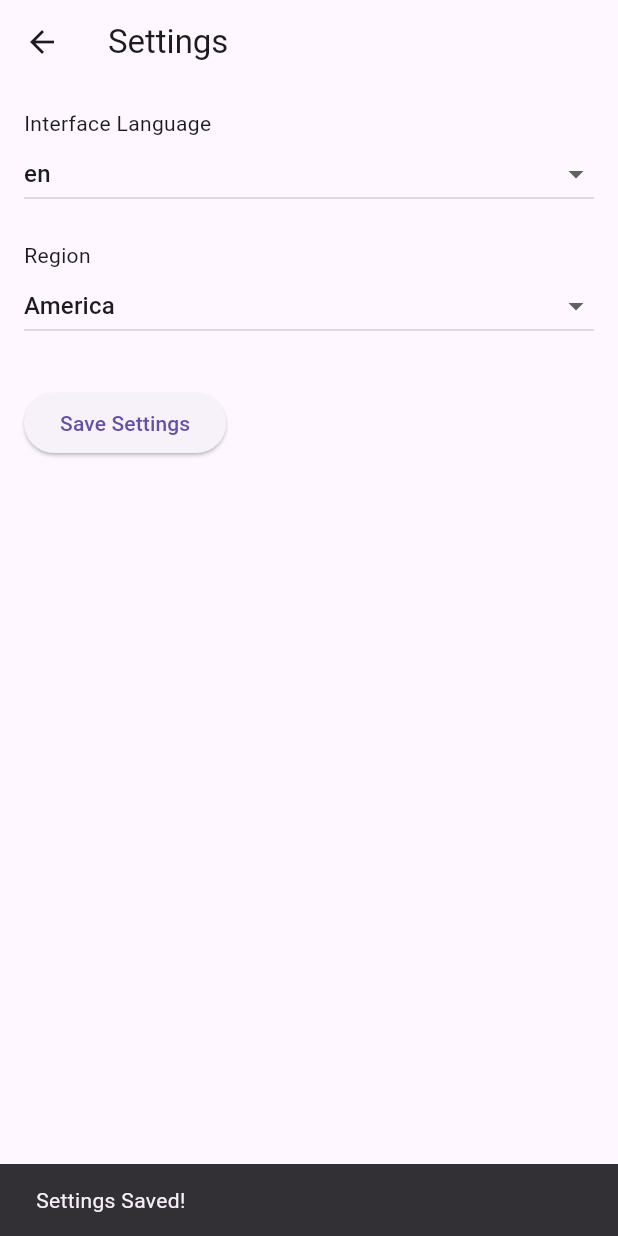
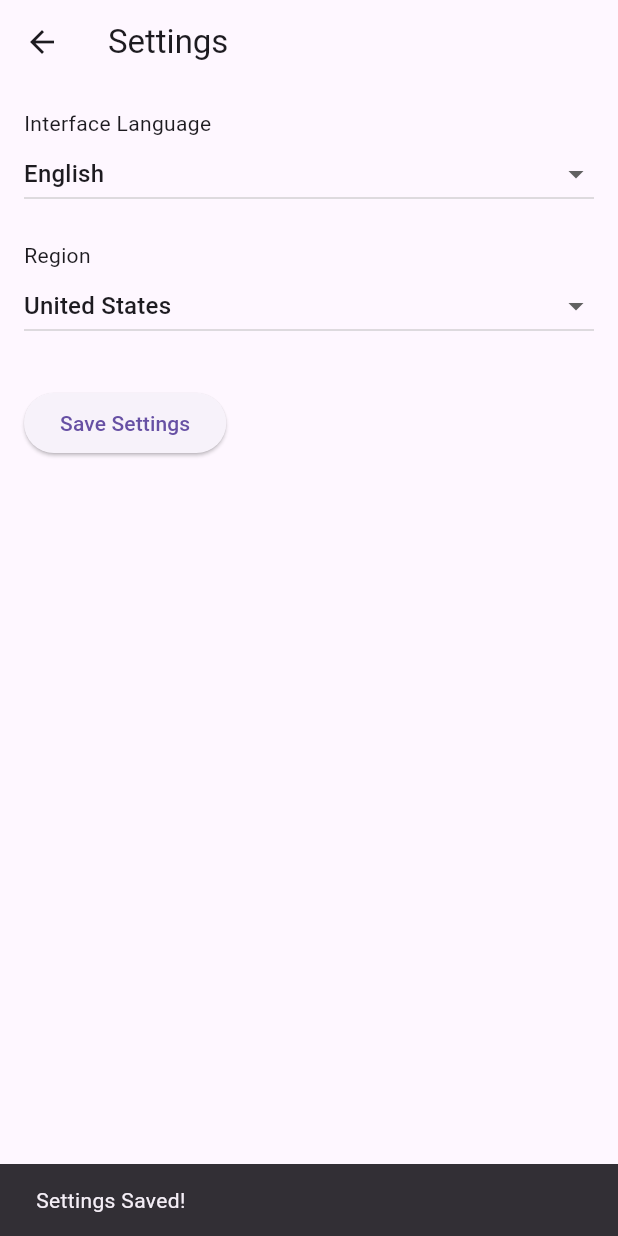
Before and after one commit to JustAnyones/obfusca-extension, a Flutter app: the SettingsPage screen opened directly, after a tap on "Save Settings", on a phone screen of 412 x 824 dp. Run offline on Flutter 3.47's test engine with Material 3 defaults, Android fonts, the phone set to English and light mode, and no system bars; our stand-ins replace shared_preferences; missing offline and left inert: dart:js_interop; accounts and stored records are empty; generated files the repository leaves out were written again.

Commit message:
Split some files, localize language and region options

```diff
--- a/lib/l10n/app_en.arb
+++ b/lib/l10n/app_en.arb
@@ -11,13 +11,28 @@
   "@settings_title": {
     "description": "Settings page name"
   },
+
   "setting_locale_title": "Interface Language",
   "@setting_locale_title": {
     "description": "Title for the language option"
   },
   "setting_locale_hint": "Choose Interface Language",
+  "setting_locale_option": "{code, select, en{English} lt{Lithuanian} other{{code}}}",
+  "@setting_locale_option": {
+    "placeholders": {
+      "code": {"type": "String"}
+    }
+  },
+
   "setting_region_title": "Region",
   "setting_region_hint": "Choose Region",
+  "setting_region_option": "{code, select, us{United States} lt{Lithuania} other{{code}}}",
+  "@setting_region_option": {
+    "placeholders": {
+      "code": {"type": "String"}
+    }
+  },
+
   "settings_save_button": "Save Settings",
   "settings_saved_popup": "Settings Saved!",
 
--- a/lib/main.dart
+++ b/lib/main.dart
@@ -1,12 +1,14 @@
-import 'package:browser_extension/settings.dart';
 import 'package:flutter/material.dart';
 import 'package:provider/provider.dart';
-import 'utils/name_generator.dart';
-import 'utils/read_csv.dart';
-import 'web/interop.dart';
 import 'package:flutter_localizations/flutter_localizations.dart';
 import 'package:flutter_gen/gen_l10n/app_localizations.dart';
 import 'utils/Saver/saver.dart';
+
+import 'package:browser_extension/providers/settings.dart';
+import 'package:browser_extension/utils/name_generator.dart';
+import 'package:browser_extension/utils/read_csv.dart';
+import 'package:browser_extension/web/interop.dart';
+import 'package:browser_extension/widgets/settings.dart';
 
 void main() async {
   await SettingProvider().initialize();
@@ -83,7 +85,7 @@ class _NameGeneratorScreenState extends State<NameGeneratorScreen> {
     String namesFilePath;
     String surnamesFilePath;
 
-    if (SettingProvider.getInstance().region == 'America') {
+    if (SettingProvider.getInstance().region == 'us') {
       namesFilePath = 'assets/EngNames.csv';
       surnamesFilePath = 'assets/EngSur.csv';
     } else {
--- /dev/null
+++ b/lib/providers/settings.dart
@@ -0,0 +1,60 @@
+import 'package:flutter/material.dart';
+import 'package:shared_preferences/shared_preferences.dart';
+
+// TODO: switch to string enums
+List<String> locales = ['en', 'lt'];
+List<String> regions = ['us', 'lt'];
+
+class SettingProvider extends ChangeNotifier {
+  static const String _keyLocale = 'locale';
+  static const String _keyRegion = 'region';
+
+  static final SettingProvider _instance = SettingProvider._internal();
+  static SharedPreferences? _prefs;
+
+  // Private constructor
+  SettingProvider._internal() {
+    // print("Singleton Instance Created");
+  }
+
+  factory SettingProvider() {
+    return _instance;
+  }
+
+  // Locale
+  String _locale = locales[0];
+  Locale get locale => Locale(_locale);
+  String get localeAsString => _locale;
+
+  // Region
+  String _region = regions[0];
+  String get region => _region;
+
+  static SettingProvider getInstance() {
+    return _instance;
+  }
+
+  Future<void> initialize() async {
+    _prefs = await SharedPreferences.getInstance();
+
+    _locale = await getString(_keyLocale, locales[0]);
+    _region = await getString(_keyRegion, regions[0]);
+  }
+
+  Future<void> setLocale(String value) async {
+    await _prefs!.setString(_keyLocale, value);
+    _locale = value;
+    notifyListeners();
+  }
+
+  Future<void> setRegion(String value) async {
+    await _prefs!.setString(_keyRegion, value);
+    _region = value;
+    notifyListeners();
+  }
+
+  Future<String> getString(String key, String defaultValue) async {
+    SharedPreferences prefs = await SharedPreferences.getInstance();
+    return prefs.getString(key) ?? defaultValue;
+  }
+}
--- a/lib/settings.dart
+++ b/lib/widgets/settings.dart
@@ -1,75 +1,16 @@
 import 'package:flutter/material.dart';
-import 'package:shared_preferences/shared_preferences.dart';
 import 'package:flutter_gen/gen_l10n/app_localizations.dart';
 
-enum Language { English, Lithuanian }
+import 'package:browser_extension/providers/settings.dart';
 
-enum Region { America, Lithuania }
+class SettingsPage extends StatefulWidget {
+  const SettingsPage({super.key});
 
-List<String> languages = ['English', 'Lithuanian'];
-List<String> locales = ['en', 'lt'];
-List<String> regions = ['America', 'Lithuania'];
-
-class SettingProvider extends ChangeNotifier {
-  static const String _KEY_LOCALE = 'locale';
-  static const String _KEY_REGION = 'region';
-
-  static final SettingProvider _instance = SettingProvider._internal();
-  static SharedPreferences? _prefs;
-
-  // Private constructor
-  SettingProvider._internal() {
-    print("Singleton Instance Created");
-  }
-
-  factory SettingProvider() {
-    return _instance;
-  }
-
-  // Locale
-  String _locale = locales[0];
-  Locale get locale => Locale(_locale);
-  String get localeAsString => _locale;
-
-  // Region
-  String _region = regions[0];
-  String get region => _region;
-
-  static SettingProvider getInstance() {
-    return _instance;
-  }
-
-  Future<void> initialize() async {
-    _prefs = await SharedPreferences.getInstance();
-
-    _locale = await getString(_KEY_LOCALE, locales[0]);
-    _region = await getString(_KEY_REGION, regions[0]);
-  }
-
-  Future<void> setLocale(String value) async {
-    await _prefs!.setString(_KEY_LOCALE, value);
-    _locale = value;
-    notifyListeners();
-  }
-
-  Future<void> setRegion(String value) async {
-    await _prefs!.setString(_KEY_REGION, value);
-    _region = value;
-    notifyListeners();
-  }
-
-  Future<String> getString(String key, String defaultValue) async {
-    SharedPreferences prefs = await SharedPreferences.getInstance();
-    return prefs.getString(key) ?? defaultValue;
-  }
+  @override
+  SettingsPageState createState() => SettingsPageState();
 }
 
-class SettingsPage extends StatefulWidget {
-  @override
-  _SettingsPageState createState() => _SettingsPageState();
-}
-
-class _SettingsPageState extends State<SettingsPage> {
+class SettingsPageState extends State<SettingsPage> {
   String? _selectedLanguage;
   String? _selectedRegion;
 
@@ -79,6 +20,7 @@ class _SettingsPageState extends State<SettingsPage> {
     _loadSettings();
   }
 
+  // Loads current settings from the settings provider.
   Future<void> _loadSettings() async {
     setState(() {
       _selectedLanguage = SettingProvider.getInstance().localeAsString;
@@ -86,18 +28,10 @@ class _SettingsPageState extends State<SettingsPage> {
     });
   }
 
+  // Saves the settings to the settings provider.
   Future<void> _saveSettings() async {
-    await SettingProvider.getInstance().setLocale(
-      _selectedLanguage ?? locales[0],
-    );
-    await SettingProvider.getInstance().setRegion(
-      _selectedRegion ?? regions[0],
-    );
-    ScaffoldMessenger.of(context).showSnackBar(
-      SnackBar(
-        content: Text(AppLocalizations.of(context)!.settings_saved_popup),
-      ),
-    );
+    await SettingProvider.getInstance().setLocale(_selectedLanguage!);
+    await SettingProvider.getInstance().setRegion(_selectedRegion!);
   }
 
   @override
@@ -124,7 +58,11 @@ class _SettingsPageState extends State<SettingsPage> {
                   locales.map<DropdownMenuItem<String>>((String value) {
                     return DropdownMenuItem<String>(
                       value: value,
-                      child: Text(value),
+                      child: Text(
+                        AppLocalizations.of(
+                          context,
+                        )!.setting_locale_option(value),
+                      ),
                     );
                   }).toList(),
             ),
@@ -145,7 +83,11 @@ class _SettingsPageState extends State<SettingsPage> {
                   regions.map<DropdownMenuItem<String>>((String value) {
                     return DropdownMenuItem<String>(
                       value: value,
-                      child: Text(value),
+                      child: Text(
+                        AppLocalizations.of(
+                          context,
+                        )!.setting_region_option(value),
+                      ),
                     );
                   }).toList(),
             ),
@@ -153,6 +95,13 @@ class _SettingsPageState extends State<SettingsPage> {
             ElevatedButton(
               onPressed: () {
                 _saveSettings();
+                ScaffoldMessenger.of(context).showSnackBar(
+                  SnackBar(
+                    content: Text(
+                      AppLocalizations.of(context)!.settings_saved_popup,
+                    ),
+                  ),
+                );
               },
               child: Text(AppLocalizations.of(context)!.settings_save_button),
             ),
```
Also changed, not shown: lib/l10n/app_lt.arb (+16 -2 lines).
